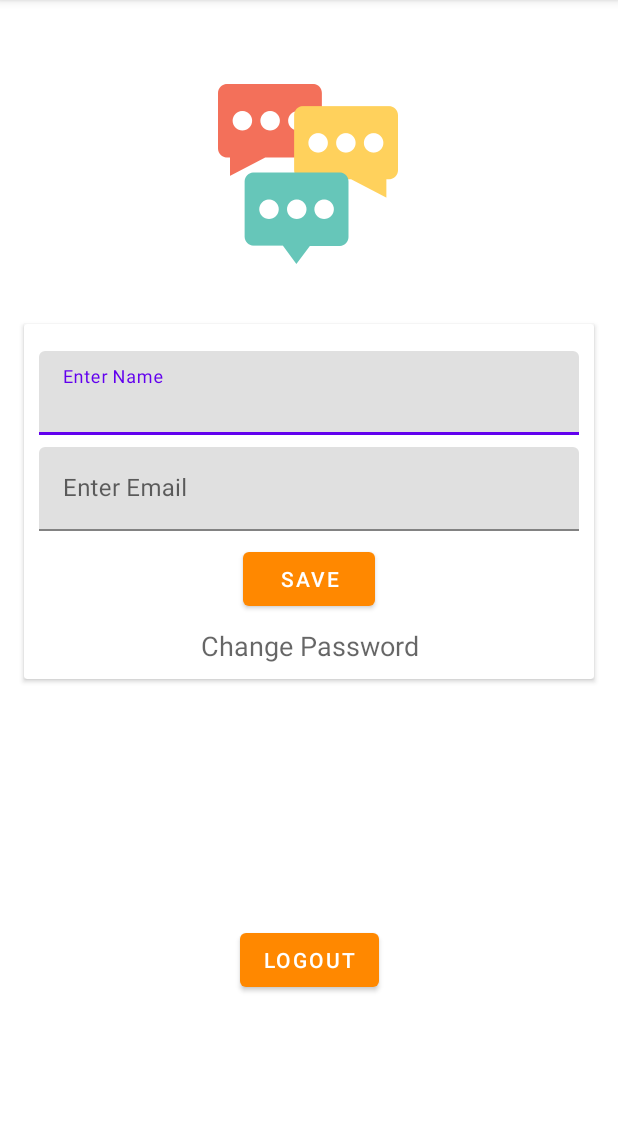
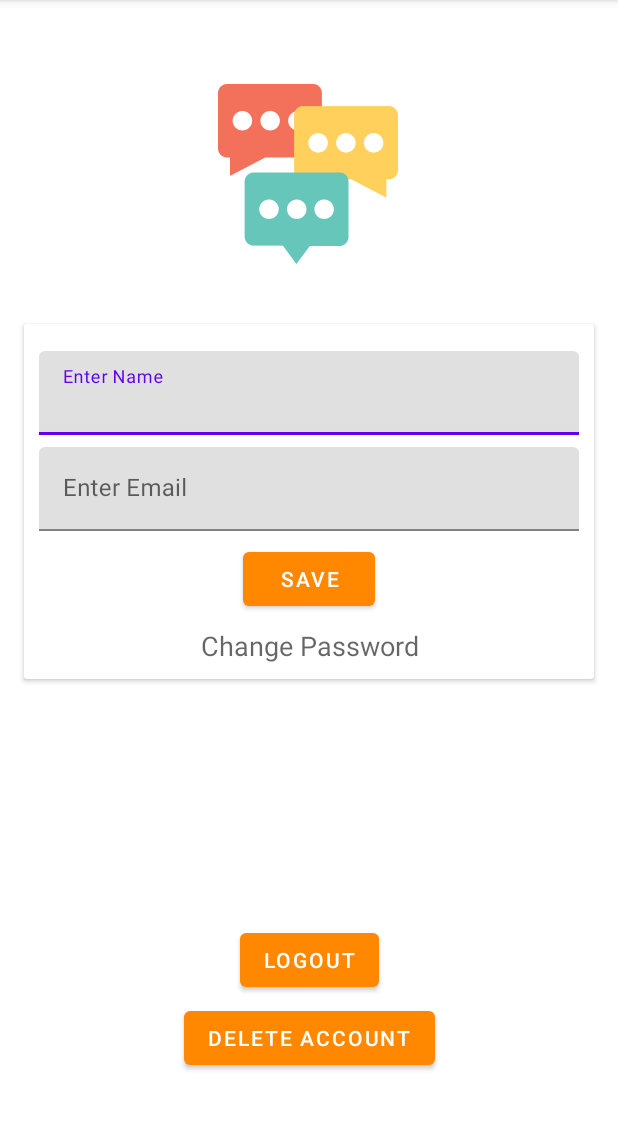
Before and after one commit to ANUJAGRAWAL2000/HackNITP3.0, an Android app: the ProfileActivity screen opened directly, with no data from a screen before it, on a phone screen of 412 x 824 dp, the part 84-1214 px from its top. Run offline under Robolectric (Android 15) with nearby library versions, the phone set to English and light mode, and no system bars; our stand-ins replace Firebase (no records; nobody signed in at launch, a user with empty details on screens opened directly); pictures from the network do not load.

Commit message:
Acc Delete
Account Deletion Functionality added

```diff
--- a/app/src/main/res/layout/activity_profile.xml
+++ b/app/src/main/res/layout/activity_profile.xml
@@ -100,5 +100,18 @@
         app:layout_constraintEnd_toEndOf="parent"
         app:layout_constraintStart_toStartOf="parent" />
 
+    <Button
+        android:id="@+id/accountDelete"
+        android:layout_width="wrap_content"
+        android:layout_height="wrap_content"
+        android:layout_marginBottom="52dp"
+        android:onClick="deleteAcc"
+        android:text="@string/DeleteAcc"
+        app:backgroundTint="@android:color/holo_orange_dark"
+        app:layout_constraintBottom_toBottomOf="parent"
+        app:layout_constraintEnd_toEndOf="parent"
+        app:layout_constraintStart_toStartOf="parent"
+        tools:ignore="DuplicateIds" />
+
 
 </androidx.constraintlayout.widget.ConstraintLayout>
--- a/app/src/main/res/values/strings.xml
+++ b/app/src/main/res/values/strings.xml
@@ -6,6 +6,7 @@
     <string name="CorrectEmail">Enter Correct Email</string>
     <string name="Login">Login</string>
     <string name="Play">Play Game</string>
+    <string name="DeleteAcc">Delete Account</string>
     <string name="PasswordMismatch">password Mismatch</string>
     <string name="etEmail">Enter Email</string>
     <string name="etOldPassword">Enter Old Password</string>
```
Also changed, not shown: app/src/main/java/com/example/chatapp/Profile/ProfileActivity.java (+65 -0 lines), 1 other file.
